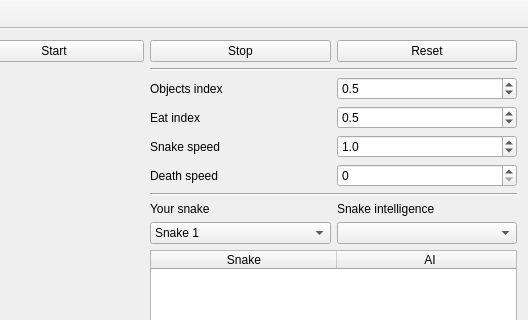
Before: the Qt Designer form GameWindow.ui in Nexen23/Snake, drawn with Qt 5; both pictures show x 234 to 762 and y 0 to 320 of the 762 by 529 pixel window.
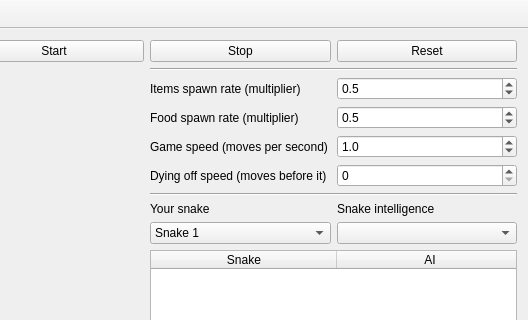
After: the same form once the commit is applied. Icons and pictures are not drawn.

Commit message: Добавлено: -обездвиженное AI Исправлено: -именование коэф. в GameWindow

Diff of the .ui file:
```diff
--- a/GameWindow.ui
+++ b/GameWindow.ui
@@ -64,7 +64,7 @@
       <item row="8" column="0">
        <widget class="QLabel" name="label_5">
         <property name="text">
-         <string>Death speed</string>
+         <string>Dying off speed (moves before it)</string>
         </property>
        </widget>
       </item>
@@ -113,7 +113,7 @@
       <item row="5" column="0">
        <widget class="QLabel" name="label_2">
         <property name="text">
-         <string>Objects index</string>
+         <string>Items spawn rate (multiplier)</string>
         </property>
        </widget>
       </item>
@@ -156,7 +156,7 @@
       <item row="7" column="0">
        <widget class="QLabel" name="label_4">
         <property name="text">
-         <string>Snake speed</string>
+         <string>Game speed (moves per second)</string>
         </property>
        </widget>
       </item>
@@ -201,7 +201,7 @@
       <item row="6" column="0">
        <widget class="QLabel" name="label_3">
         <property name="text">
-         <string>Eat index</string>
+         <string>Food spawn rate (multiplier)</string>
         </property>
        </widget>
       </item>
```
Left out of the diff: 2 changed lines with no effect on the pictures. The commit also changes 5 other files.
